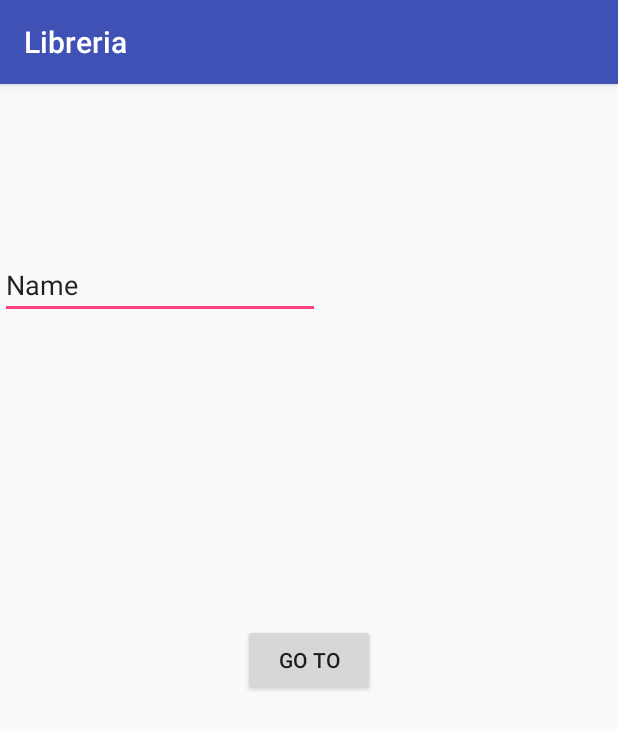
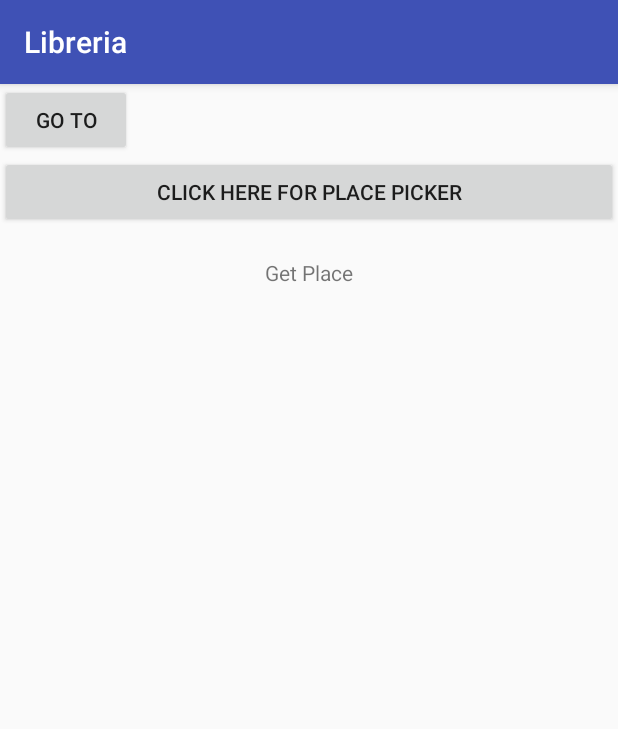
Before and after one commit to nanntch/final_project_android, an Android app: the FindLocation screen opened directly, with no data from a screen before it, on a phone screen of 412 x 824 dp. Shown: the top 729 px of the screen. Run offline under Robolectric (Android 15) with nearby library versions, the phone set to English and light mode, and no system bars.

Commit message:
add Place Picker

```diff
--- a/Libreria/app/build.gradle
+++ b/Libreria/app/build.gradle
@@ -42,6 +42,7 @@ dependencies {
 
     implementation 'com.google.android.gms:play-services-location:11.6.0'
     implementation 'com.google.android.gms:play-services-maps:11.6.0'
+    implementation 'com.google.android.gms:play-services-places:11.6.0'
 
     implementation 'com.android.support:recyclerview-v7:26.1.+'
 
--- a/Libreria/app/src/main/AndroidManifest.xml
+++ b/Libreria/app/src/main/AndroidManifest.xml
@@ -72,7 +72,7 @@
         -->
         <meta-data
             android:name="com.google.android.geo.API_KEY"
-            android:value="AIzaSyBJdvtzyRrdffOQUfrS9Sfkj82UmIwMWFk" />
+            android:value="AIzaSyBHOMqzo5bzDtu6L3pWJ8mqk-kRpn-PADs" />
 
         <activity
             android:name=".MapsActivity"
--- a/Libreria/app/src/main/java/kmitl/natcha58070069/com/libreria/MainActivity.java
+++ b/Libreria/app/src/main/java/kmitl/natcha58070069/com/libreria/MainActivity.java
@@ -93,7 +93,7 @@ public class MainActivity extends AppCompatActivity implements MyAdapter.MyAdapt
                 startActivityForResult(intent2, 999);
                 break;
             case R.id.findBtn:
-                Intent intent4 = new Intent(MainActivity.this, MapsActivity.class);
+                Intent intent4 = new Intent(MainActivity.this, FindLocation.class);
                 startActivityForResult(intent4, 999);
                 break;
         }
--- a/Libreria/app/src/main/res/layout/activity_find_locat.xml
+++ b/Libreria/app/src/main/res/layout/activity_find_locat.xml
@@ -1,30 +1,36 @@
 <?xml version="1.0" encoding="utf-8"?>
-<android.support.constraint.ConstraintLayout xmlns:android="http://schemas.android.com/apk/res/android"
+<LinearLayout
+    xmlns:android="http://schemas.android.com/apk/res/android"
     xmlns:app="http://schemas.android.com/apk/res-auto"
     xmlns:tools="http://schemas.android.com/tools"
     android:layout_width="match_parent"
     android:layout_height="match_parent"
+    android:orientation="vertical"
     tools:context="kmitl.natcha58070069.com.libreria.FindLocation">
-
-    <EditText
-        android:id="@+id/editText"
-        android:layout_width="wrap_content"
-        android:layout_height="wrap_content"
-        android:layout_marginTop="111dp"
-        android:ems="10"
-        android:inputType="textPersonName"
-        android:text="Name"
-        app:layout_constraintStart_toStartOf="parent"
-        app:layout_constraintTop_toTopOf="parent" />
 
     <Button
         android:id="@+id/goToBtn"
         android:layout_width="wrap_content"
         android:layout_height="wrap_content"
-        android:text="GO TO"
-        app:layout_constraintBottom_toBottomOf="parent"
-        app:layout_constraintEnd_toEndOf="parent"
-        app:layout_constraintStart_toStartOf="parent"
-        app:layout_constraintTop_toTopOf="parent" />
+        android:text="GO TO" />
 
-</android.support.constraint.ConstraintLayout>
+    <Button
+        android:id="@+id/placePicker"
+        android:layout_height="wrap_content"
+        android:layout_width="match_parent"
+        android:onClick="goPlacePicker"
+        android:text="Click here for Place Picker" />
+
+    <TextView
+        android:id="@+id/tvPlace"
+        android:layout_marginTop="20dp"
+        android:layout_width="match_parent"
+        android:layout_height="wrap_content"
+        android:layout_marginBottom="30dp"
+        android:text="Get Place"
+        android:onClick="itemClick"
+        android:gravity="center"
+        app:layout_constraintBottom_toTopOf="@+id/goToBtn"
+        app:layout_constraintStart_toStartOf="@+id/goToBtn" />
+
+</LinearLayout>
```
Also changed, not shown: Libreria/app/src/main/java/kmitl/natcha58070069/com/libreria/FindLocation.java (+51 -1 lines), Libreria/app/src/main/java/kmitl/natcha58070069/com/libreria/MapsActivity.java (+3 -5 lines).
